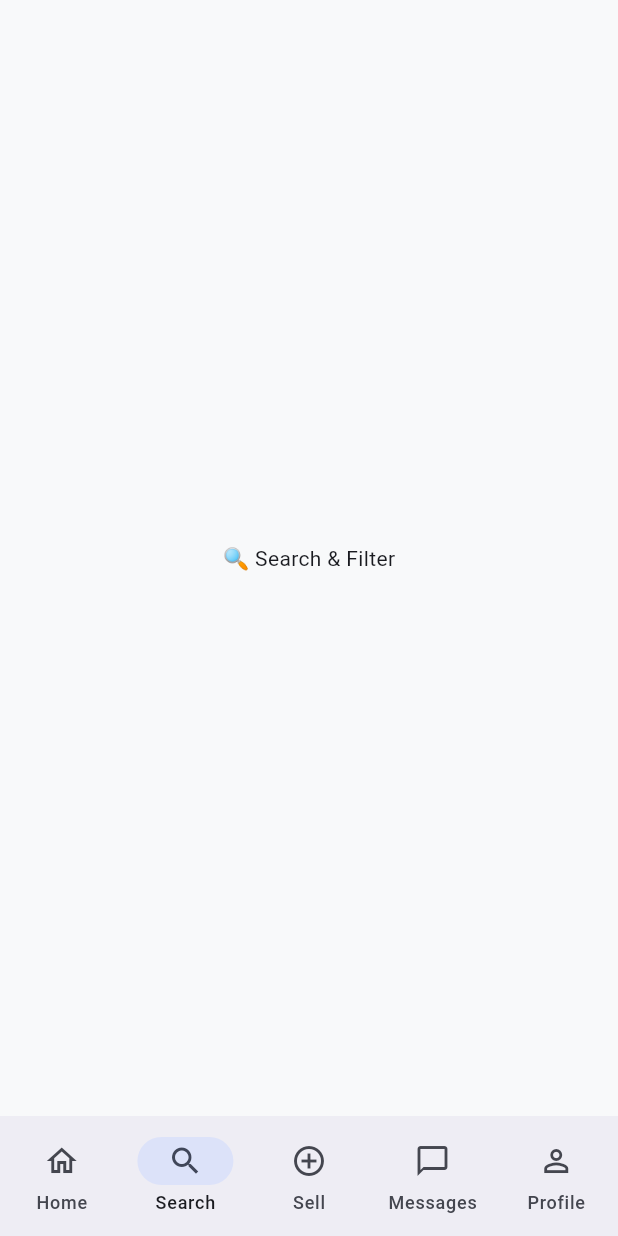
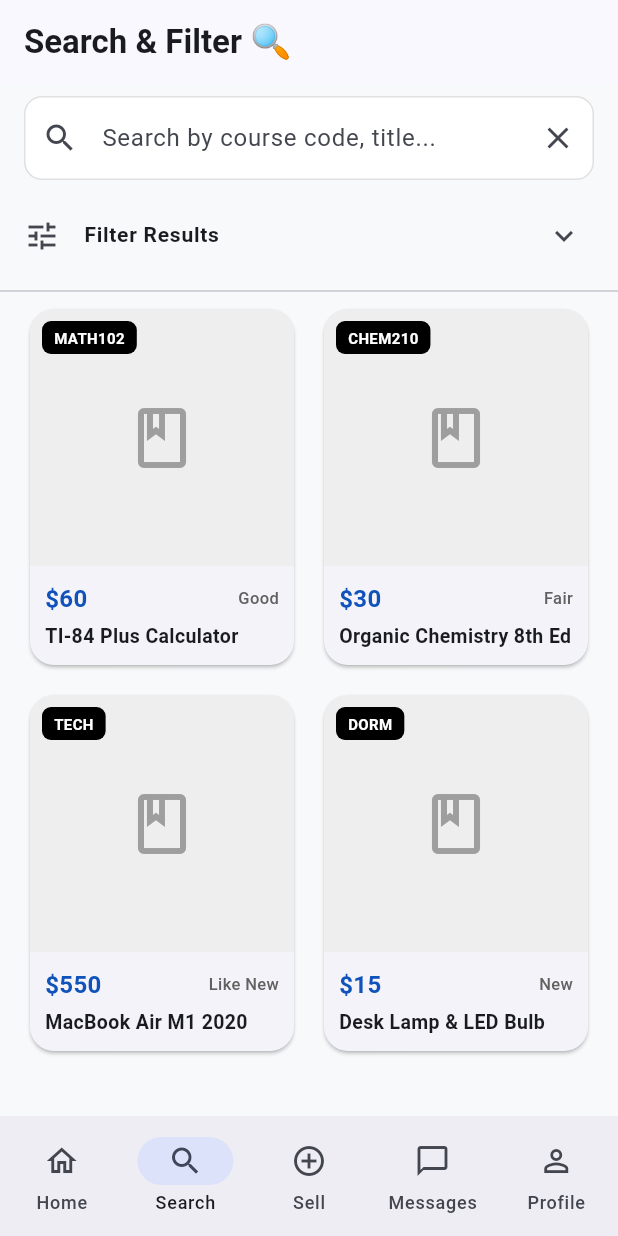
Before and after one commit to aaravv28/CampusCart, a Flutter app: the MainNavigationShell screen opened directly, item 2 of the bottom bar chosen, on a phone screen of 412 x 824 dp. Run offline on Flutter 3.47's test engine with Material 3 defaults, Android fonts, the phone set to English and light mode, and no system bars.

Commit message:
feat(ui): complete search filter screen and user profile layout

```diff
--- /dev/null
+++ b/lib/features/search/screens/search_screen.dart
@@ -0,0 +1,113 @@
+import 'package:flutter/material.dart';
+import '../../listings/widgets/item_card.dart';
+
+class SearchScreen extends StatefulWidget {
+  const SearchScreen({super.key});
+
+  @override
+  State<SearchScreen> createState() => _SearchScreenState();
+}
+
+class _SearchScreenState extends State<SearchScreen> {
+  final TextEditingController _searchController = TextEditingController();
+  RangeValues _priceRange = const RangeValues(10, 150);
+  String _selectedCondition = "All";
+
+  final List<Map<String, String>> _allSearchResults = [
+    {"title": "TI-84 Plus Calculator", "price": "60", "courseCode": "MATH102", "condition": "Good"},
+    {"title": "Organic Chemistry 8th Ed", "price": "30", "courseCode": "CHEM210", "condition": "Fair"},
+    {"title": "MacBook Air M1 2020", "price": "550", "courseCode": "TECH", "condition": "Like New"},
+    {"title": "Desk Lamp & LED Bulb", "price": "15", "courseCode": "DORM", "condition": "New"},
+  ];
+
+  @override
+  Widget build(BuildContext context) {
+    return Scaffold(
+      appBar: AppBar(title: const Text("Search & Filter 🔍", style: TextStyle(fontWeight: FontWeight.bold))),
+      body: Column(
+        children: [
+          Padding(
+            padding: const EdgeInsets.symmetric(horizontal: 16.0, vertical: 8.0),
+            child: TextField(
+              controller: _searchController,
+              decoration: InputDecoration(
+                hintText: "Search by course code, title...",
+                prefixIcon: const Icon(Icons.search),
+                suffixIcon: IconButton(
+                  icon: const Icon(Icons.clear),
+                  onPressed: () => _searchController.clear(),
+                ),
+              ),
+            ),
+          ),
+
+          // Filter Section
+          ExpansionTile(
+            title: const Text("Filter Results", style: TextStyle(fontWeight: FontWeight.bold, fontSize: 14)),
+            leading: const Icon(Icons.tune),
+            children: [
+              Padding(
+                padding: const EdgeInsets.symmetric(horizontal: 20.0, vertical: 8.0),
+                child: Column(
+                  crossAxisAlignment: CrossAxisAlignment.start,
+                  children: [
+                    Text("Price Range: \$${_priceRange.start.round()} - \$${_priceRange.end.round()}", style: const TextStyle(fontWeight: FontWeight.w600)),
+                    RangeSlider(
+                      values: _priceRange,
+                      min: 0,
+                      max: 600,
+                      divisions: 20,
+                      labels: RangeLabels("\$${_priceRange.start.round()}", "\$${_priceRange.end.round()}"),
+                      onChanged: (values) => setState(() => _priceRange = values),
+                    ),
+                    const SizedBox(height: 8),
+                    Row(
+                      children: [
+                        const Text("Condition: ", style: TextStyle(fontWeight: FontWeight.w600)),
+                        const SizedBox(width: 10),
+                        DropdownButton<String>(
+                          value: _selectedCondition,
+                          items: ["All", "New", "Like New", "Good", "Fair"]
+                              .map((cond) => DropdownMenuItem(value: cond, child: Text(cond)))
+                              .toList(),
+                          onChanged: (val) => setState(() => _selectedCondition = val!),
+                        ),
+                      ],
+                    ),
+                  ],
+                ),
+              ),
+            ],
+          ),
+
+          const Divider(),
+
+          // Results Grid
+          Expanded(
+            child: Padding(
+              padding: const EdgeInsets.symmetric(horizontal: 16.0),
+              child: GridView.builder(
+                itemCount: _allSearchResults.length,
+                gridDelegate: const SliverGridDelegateWithFixedCrossAxisCount(
+                  crossAxisCount: 2,
+                  childAspectRatio: 0.75,
+                  crossAxisSpacing: 12,
+                  mainAxisSpacing: 12,
+                ),
+                itemBuilder: (context, index) {
+                  final item = _allSearchResults[index];
+                  return ItemCard(
+                    title: item["title"]!,
+                    price: item["price"]!,
+                    courseCode: item["courseCode"]!,
+                    condition: item["condition"]!,
+                  );
+                },
+              ),
+            ),
+          ),
+        ],
+      ),
+    );
+  }
+}
--- a/lib/navigation/main_navigation_shell.dart
+++ b/lib/navigation/main_navigation_shell.dart
@@ -1,6 +1,8 @@
 import 'package:flutter/material.dart';
 import '../features/listings/screens/home_feed_screen.dart';
 import '../features/listings/screens/add_item_screen.dart';
+import '../features/search/screens/search_screen.dart';
+import '../features/profile/screens/profile_screen.dart';
 
 class MainNavigationShell extends StatefulWidget {
   const MainNavigationShell({super.key});
@@ -14,10 +16,10 @@ class _MainNavigationShellState extends State<MainNavigationShell> {
 
   final List<Widget> _screens = [
     const HomeFeedScreen(),
-    const Center(child: Text("🔍 Search & Filter")),
+    const SearchScreen(),
     const AddItemScreen(), // 👈 Replaced sell placeholder with actual screen
     const Center(child: Text("💬 Messages")),
-    const Center(child: Text("👤 Profile")),
+    const ProfileScreen(),
   ];
 
   @override
```
Also changed, not shown: lib/features/profile/screens/profile_screen.dart (added, +86 -0 lines).
